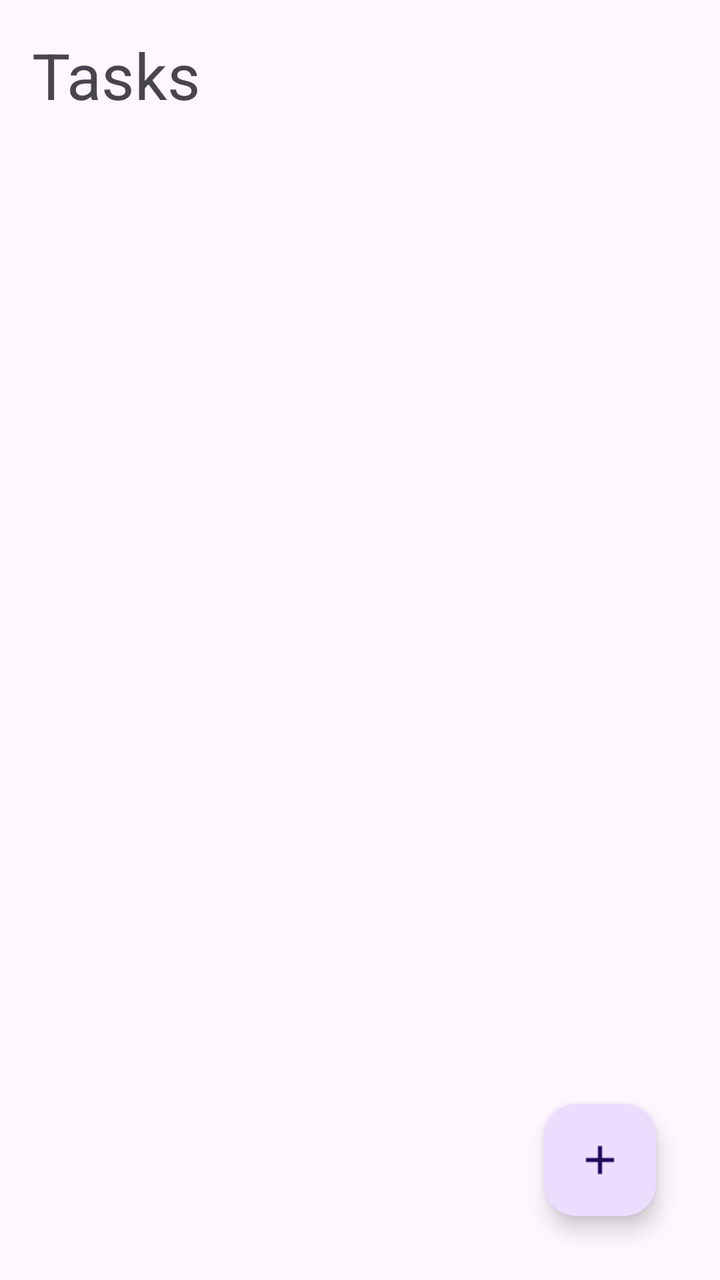
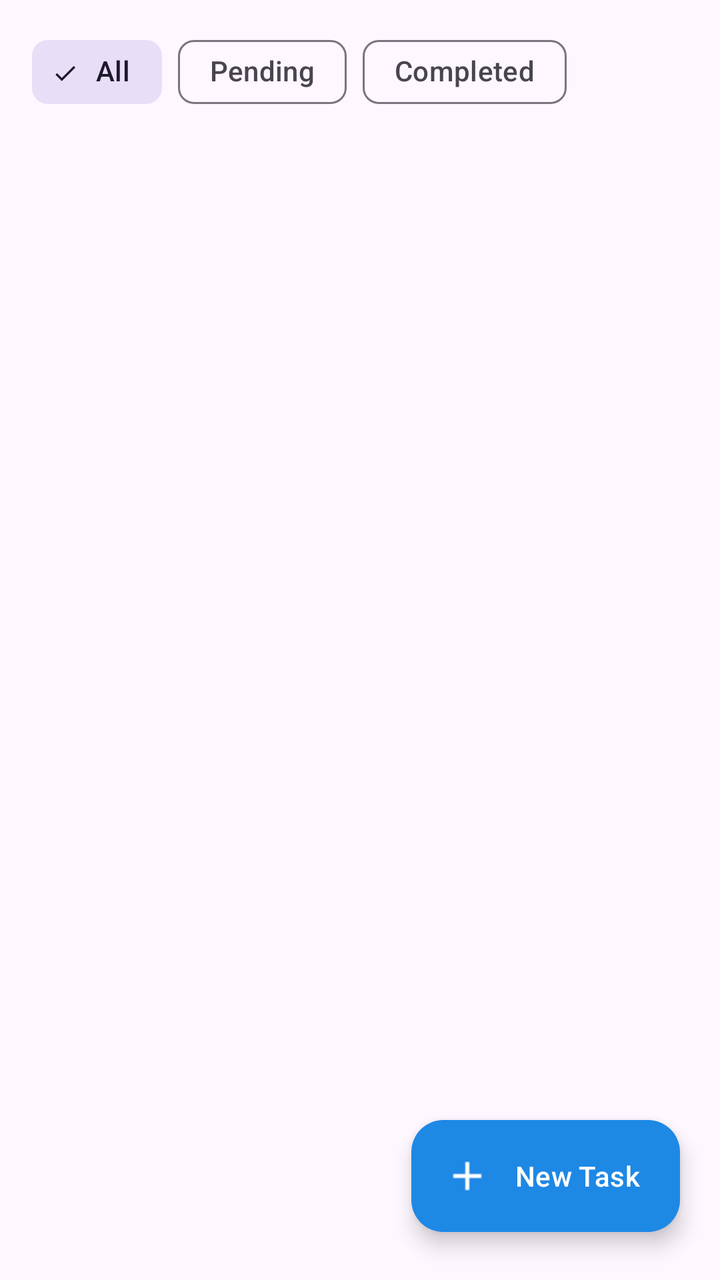

Two renders of the same Android screen: before a commit and after it. Below are the layout's source before the change and the commit's diff.
<!-- AndroidManifest.xml: application theme Theme.EasyNoteAudio -->
<!-- res/layout/fragment_to_do_list.xml -->
<?xml version="1.0" encoding="utf-8"?>
<RelativeLayout xmlns:android="http://schemas.android.com/apk/res/android"
    xmlns:app="http://schemas.android.com/apk/res-auto"
    xmlns:tools="http://schemas.android.com/tools"
    android:layout_width="match_parent"
    android:layout_height="match_parent"
    tools:context=".MainActivity">

    <TextView
        android:id="@+id/tasksText"
        android:layout_width="wrap_content"
        android:layout_height="wrap_content"
        android:text="@string/tasks"
        android:layout_marginStart="16dp"
        android:layout_marginBottom="16dp"
        android:layout_marginTop="16dp"
        android:textSize="32sp" />

    <androidx.recyclerview.widget.RecyclerView
        android:id="@+id/tasksRecyclerView"
        android:layout_width="match_parent"
        android:layout_height="match_parent"
        android:layout_below="@id/tasksText"
        app:layoutManager="androidx.recyclerview.widget.LinearLayoutManager"
        android:nestedScrollingEnabled="true" />

    <com.google.android.material.floatingactionbutton.FloatingActionButton
        android:id="@+id/fab"
        android:layout_width="wrap_content"
        android:layout_height="wrap_content"
        android:layout_alignParentEnd="true"
        android:layout_alignParentBottom="true"
        android:layout_marginStart="32dp"
        android:layout_marginTop="32dp"
        android:layout_marginEnd="32dp"
        android:layout_marginBottom="32dp"
        android:src="@drawable/to_do_add" />
    
</RelativeLayout>
<!-- resources referenced by this layout -->
<resources>
  <!-- drawable to_do_add: png bitmap (drawable, 156 bytes) -->
  <string name="tasks">Tasks</string>
  <style name="Theme.EasyNoteAudio" parent="Base.Theme.EasyNoteAudio" />
  <style name="Base.Theme.EasyNoteAudio" parent="Theme.Material3.DayNight.NoActionBar">
          
          
      </style>
</resources>

<!-- the commit's change to res/layout/fragment_to_do_list.xml (unified diff, before → after) -->
@@ -1,39 +1,114 @@
 <?xml version="1.0" encoding="utf-8"?>
-<RelativeLayout xmlns:android="http://schemas.android.com/apk/res/android"
+<androidx.constraintlayout.widget.ConstraintLayout
+    xmlns:android="http://schemas.android.com/apk/res/android"
     xmlns:app="http://schemas.android.com/apk/res-auto"
     xmlns:tools="http://schemas.android.com/tools"
     android:layout_width="match_parent"
     android:layout_height="match_parent"
-    tools:context=".MainActivity">
+    android:background="?android:attr/colorBackground">
 
-    <TextView
-        android:id="@+id/tasksText"
+    
+    <com.google.android.material.chip.ChipGroup
+        android:id="@+id/filterChipGroup"
         android:layout_width="wrap_content"
         android:layout_height="wrap_content"
-        android:text="@string/tasks"
         android:layout_marginStart="16dp"
-        android:layout_marginBottom="16dp"
-        android:layout_marginTop="16dp"
-        android:textSize="32sp" />
+        android:layout_marginTop="12dp"
+        app:singleSelection="true"
+        app:selectionRequired="true"
+        app:layout_constraintTop_toTopOf="parent"
+        app:layout_constraintStart_toStartOf="parent">
 
+        <com.google.android.material.chip.Chip
+            android:id="@+id/chipAll"
+            style="@style/Widget.Material3.Chip.Filter"
+            android:layout_width="wrap_content"
+            android:layout_height="wrap_content"
+            android:checked="true"
+            android:text="@string/filter_all" />
+
+        <com.google.android.material.chip.Chip
+            android:id="@+id/chipPending"
+            style="@style/Widget.Material3.Chip.Filter"
+            android:layout_width="wrap_content"
+            android:layout_height="wrap_content"
+            android:text="@string/filter_pending" />
+
+        <com.google.android.material.chip.Chip
+            android:id="@+id/chipCompleted"
+            style="@style/Widget.Material3.Chip.Filter"
+            android:layout_width="wrap_content"
+            android:layout_height="wrap_content"
+            android:text="@string/filter_completed" />
+    </com.google.android.material.chip.ChipGroup>
+
+    
     <androidx.recyclerview.widget.RecyclerView
         android:id="@+id/tasksRecyclerView"
-        android:layout_width="match_parent"
-        android:layout_height="match_parent"
-        android:layout_below="@id/tasksText"
+        android:layout_width="0dp"
+        android:layout_height="0dp"
+        android:layout_marginTop="8dp"
+        android:clipToPadding="false"
+        android:paddingTop="4dp"
+        android:paddingBottom="88dp"
         app:layoutManager="androidx.recyclerview.widget.LinearLayoutManager"
-        android:nestedScrollingEnabled="true" />
+        app:layout_constraintTop_toBottomOf="@id/filterChipGroup"
+        app:layout_constraintBottom_toBottomOf="parent"
+        app:layout_constraintStart_toStartOf="parent"
+        app:layout_constraintEnd_toEndOf="parent" />
 
-    <com.google.android.material.floatingactionbutton.FloatingActionButton
+    
+    <LinearLayout
+        android:id="@+id/emptyTasksLayout"
+        android:layout_width="wrap_content"
+        android:layout_height="wrap_content"
+        android:gravity="center"
+        android:orientation="vertical"
+        android:visibility="gone"
+        app:layout_constraintTop_toBottomOf="@id/filterChipGroup"
+        app:layout_constraintBottom_toBottomOf="parent"
+        app:layout_constraintStart_toStartOf="parent"
+        app:layout_constraintEnd_toEndOf="parent">
+
+        <ImageView
+            android:layout_width="64dp"
+            android:layout_height="64dp"
+            android:src="@drawable/ic_todo_empty"
+            android:contentDescription="@string/no_tasks_title"
+            app:tint="@color/text_secondary" />
+
+        <TextView
+            android:layout_width="wrap_content"
+            android:layout_height="wrap_content"
+            android:layout_marginTop="12dp"
+            android:text="@string/no_tasks_title"
+            android:textColor="@color/text_primary"
+            android:textSize="18sp"
+            android:textStyle="bold" />
+
+        <TextView
+            android:layout_width="wrap_content"
+            android:layout_height="wrap_content"
+            android:layout_marginTop="4dp"
+            android:text="@string/no_tasks_desc"
+            android:textColor="@color/text_secondary"
+            android:textSize="14sp" />
+    </LinearLayout>
+
+    
+    <com.google.android.material.floatingactionbutton.ExtendedFloatingActionButton
         android:id="@+id/fab"
         android:layout_width="wrap_content"
         android:layout_height="wrap_content"
-        android:layout_alignParentEnd="true"
-        android:layout_alignParentBottom="true"
-        android:layout_marginStart="32dp"
-        android:layout_marginTop="32dp"
-        android:layout_marginEnd="32dp"
-        android:layout_marginBottom="32dp"
-        android:src="@drawable/to_do_add" />
-    
-</RelativeLayout>
+        android:layout_marginEnd="20dp"
+        android:layout_marginBottom="24dp"
+        android:text="@string/newTask"
+        android:textColor="@color/white"
+        app:icon="@drawable/to_do_add"
+        app:iconTint="@color/white"
+        app:backgroundTint="@color/primary"
+        app:elevation="6dp"
+        app:layout_constraintBottom_toBottomOf="parent"
+        app:layout_constraintEnd_toEndOf="parent" />
+
+</androidx.constraintlayout.widget.ConstraintLayout>
<!-- resource entries referenced after the edit -->
@@ -1,7 +1,26 @@
 <!-- resources referenced by this layout -->
 <resources>
+  <color name="primary">#1E88E5</color>
+  <color name="text_primary">#212121</color>
+  <color name="text_secondary">#757575</color>
+  <color name="white">#FFFFFFFF</color>
+  <!-- drawable ic_todo_empty (drawable) -->
+  <vector xmlns:android="http://schemas.android.com/apk/res/android"
+      android:width="64dp"
+      android:height="64dp"
+      android:viewportWidth="24"
+      android:viewportHeight="24">
+    <path
+        android:fillColor="#FFBDBDBD"
+        android:pathData="M19,3H5A2,2 0 0,0 3,5V19A2,2 0 0,0 5,21H19A2,2 0 0,0 21,19V5A2,2 0 0,0 19,3M19,19H5V5H19V19M10,17L5.5,12.5L6.91,11.09L10,14.17L17.59,6.58L19,8L10,17Z"/>
+  </vector>
   <!-- drawable to_do_add: png bitmap (drawable, 156 bytes) -->
-  <string name="tasks">Tasks</string>
+  <string name="filter_all">All</string>
+  <string name="filter_completed">Completed</string>
+  <string name="filter_pending">Pending</string>
+  <string name="newTask">New Task</string>
+  <string name="no_tasks_desc">Tap + below to add a new task</string>
+  <string name="no_tasks_title">No tasks found</string>
   <style name="Theme.EasyNoteAudio" parent="Base.Theme.EasyNoteAudio" />
   <style name="Base.Theme.EasyNoteAudio" parent="Theme.Material3.DayNight.NoActionBar">
           
